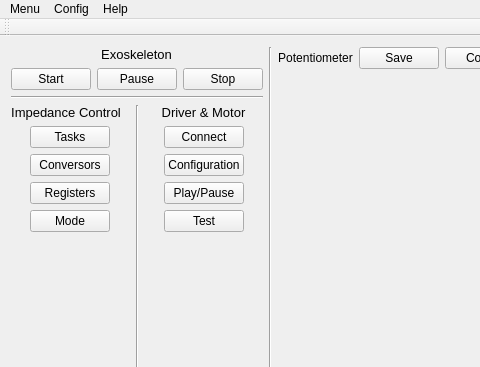
Above: mainwindow.ui from dkyabuki/ICT before the change; both pictures show x 0 to 480 and y 0 to 367 of the 787 by 1008 pixel window. Below: the same form after it.
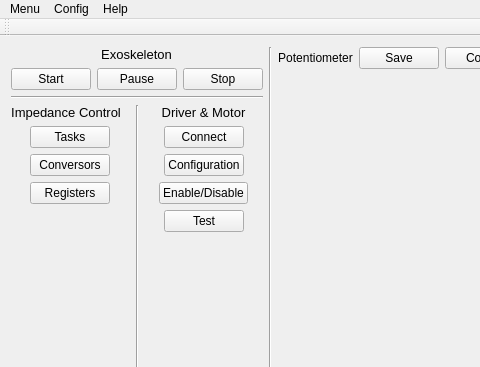
That is the form after the change. Custom widgets are drawn as their Qt base class.

```diff
--- a/mainwindow.ui
+++ b/mainwindow.ui
@@ -285,22 +285,6 @@
           </property>
          </widget>
         </item>
-        <item alignment="Qt::AlignHCenter">
-         <widget class="QPushButton" name="modeButton">
-          <property name="sizePolicy">
-           <sizepolicy hsizetype="Fixed" vsizetype="Fixed">
-            <horstretch>0</horstretch>
-            <verstretch>0</verstretch>
-           </sizepolicy>
-          </property>
-          <property name="whatsThis">
-           <string>&lt;html&gt;&lt;head/&gt;&lt;body&gt;&lt;p&gt;Set operation mode&lt;/p&gt;&lt;/body&gt;&lt;/html&gt;</string>
-          </property>
-          <property name="text">
-           <string>Mode</string>
-          </property>
-         </widget>
-        </item>
         <item>
          <spacer name="verticalSpacer">
           <property name="orientation">
@@ -453,7 +437,7 @@
            </sizepolicy>
           </property>
           <property name="text">
-           <string>Play/Pause</string>
+           <string>Enable/Disable</string>
           </property>
          </widget>
         </item>
```
